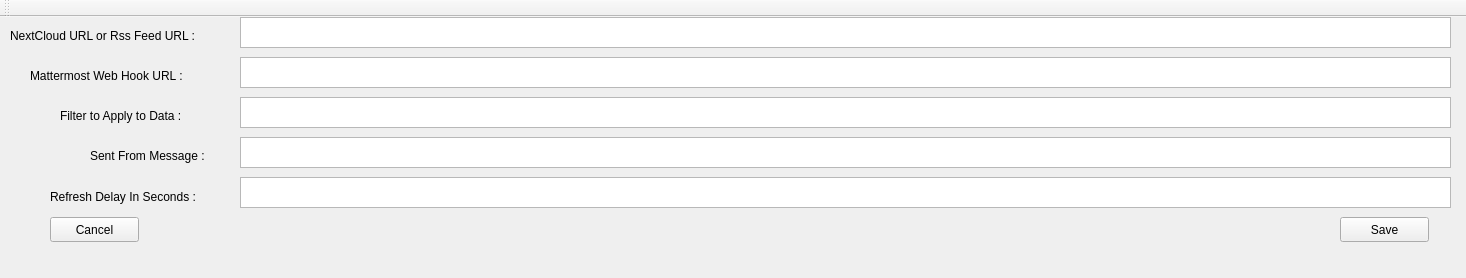
swodaemkram/config_nc2mm, file config_nc2mm/mainwindow.ui: the form before one commit.
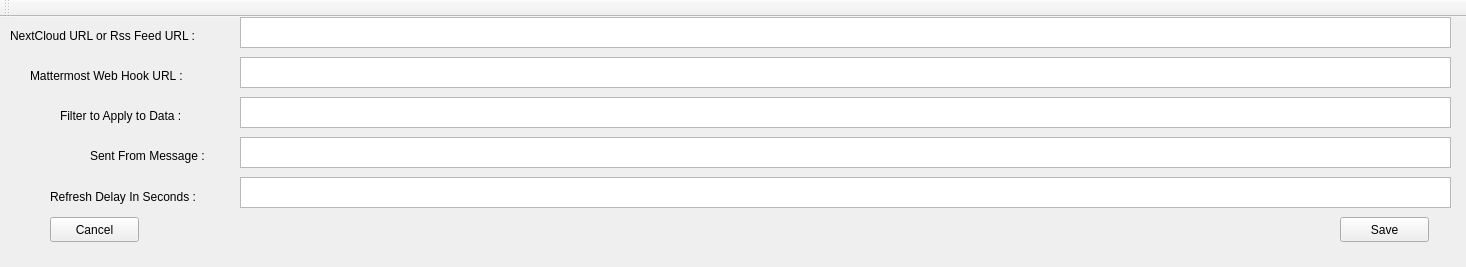
The form after the commit.

The edit to the form file:
```diff
--- a/config_nc2mm/mainwindow.ui
+++ b/config_nc2mm/mainwindow.ui
@@ -7,7 +7,7 @@
     <x>0</x>
     <y>0</y>
     <width>1466</width>
-    <height>278</height>
+    <height>267</height>
    </rect>
   </property>
   <property name="windowTitle">
```
Left out of the diff: 21 changed lines with no effect on the pictures.
